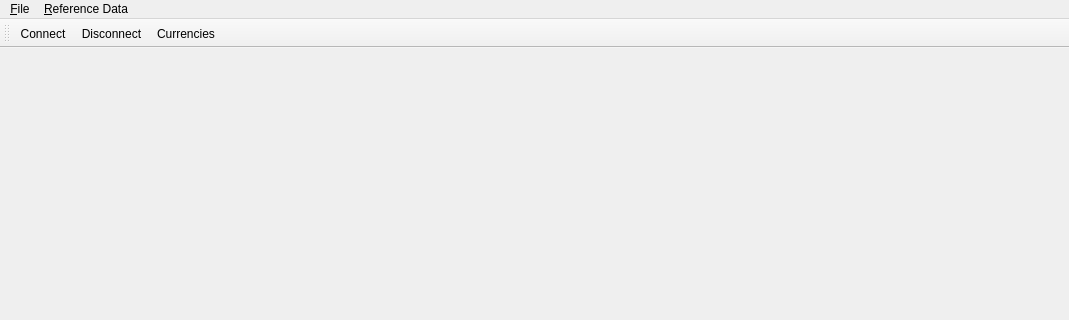
First picture: the form in projects/ores.qt/MainWindow.ui, repository OreStudio/OreStudio, before the edit; both pictures show x 0 to 1069 and y 0 to 320 of the 1069 by 672 pixel window.
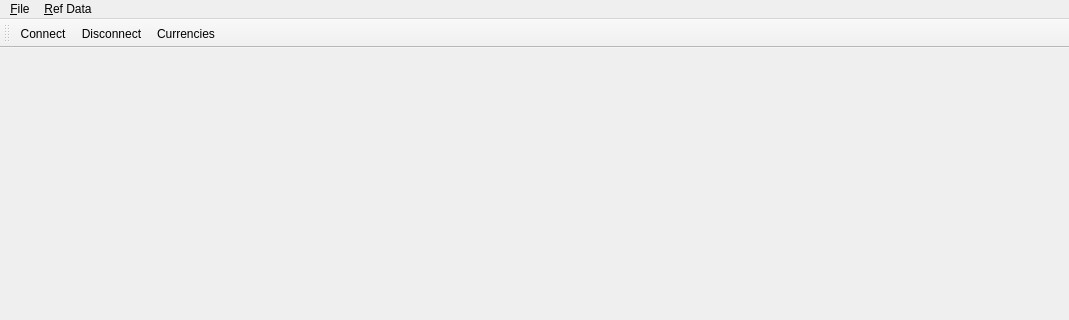
Second picture: the form after the edit. Icons and pictures are not drawn.

Commit message: [qt] Added currency editing dialog

Patch:
```diff
--- a/projects/ores.qt/MainWindow.ui
+++ b/projects/ores.qt/MainWindow.ui
@@ -40,7 +40,7 @@
    </widget>
    <widget class="QMenu" name="menuRefereceData">
     <property name="title">
-     <string>&amp;Reference Data</string>
+     <string>&amp;Ref Data</string>
     </property>
     <addaction name="CurrenciesAction"/>
    </widget>
```
The commit also changes 7 other files.
